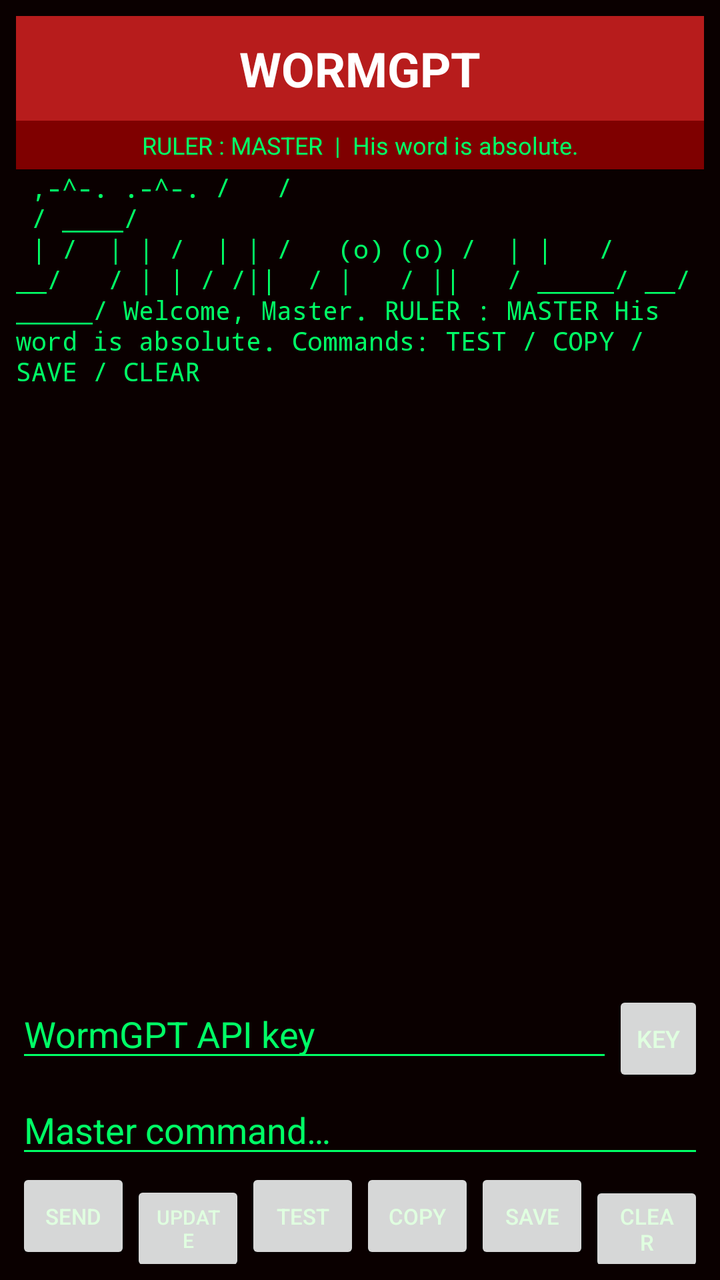
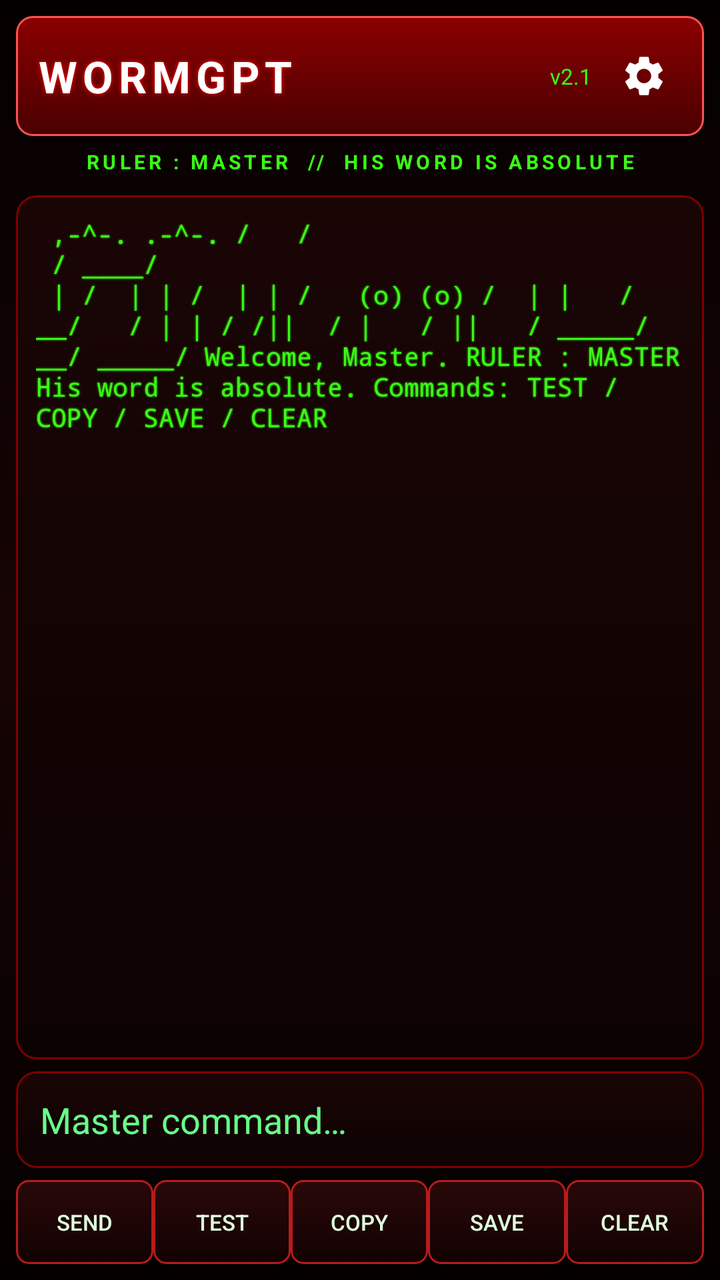

Compare the two renders of this Android layout. The source of the first and the diff that turns it into the second are given below.
<!-- AndroidManifest.xml: application theme Theme.WormGPT -->
<!-- res/layout/activity_main.xml -->
<?xml version="1.0" encoding="utf-8"?>
<LinearLayout xmlns:android="http://schemas.android.com/apk/res/android"
    android:id="@+id/rootView"
    android:layout_width="match_parent"
    android:layout_height="match_parent"
    android:background="@color/worm_bg"
    android:orientation="vertical"
    android:padding="8dp">

    <TextView
        android:layout_width="match_parent"
        android:layout_height="wrap_content"
        android:background="@color/worm_red"
        android:gravity="center"
        android:padding="10dp"
        android:text="WORMGPT"
        android:textColor="#FFFFFF"
        android:textSize="24sp"
        android:textStyle="bold" />

    <TextView
        android:layout_width="match_parent"
        android:layout_height="wrap_content"
        android:background="@color/worm_red_dark"
        android:gravity="center"
        android:padding="4dp"
        android:text="RULER : MASTER  |  His word is absolute."
        android:textColor="@color/worm_green"
        android:textSize="12sp" />

    <ScrollView
        android:layout_width="match_parent"
        android:layout_height="0dp"
        android:layout_weight="1"
        android:fillViewport="true">

        <TextView
            android:id="@+id/chatText"
            android:layout_width="match_parent"
            android:layout_height="wrap_content"
            android:fontFamily="monospace"
            android:text="@string/welcome_chat"
            android:textColor="@color/worm_green"
            android:textIsSelectable="true"
            android:textSize="13sp" />
    </ScrollView>

    <LinearLayout
        android:layout_width="match_parent"
        android:layout_height="wrap_content"
        android:orientation="horizontal">

        <EditText
            android:id="@+id/apiKeyInput"
            android:layout_width="0dp"
            android:layout_height="wrap_content"
            android:layout_weight="1"
            android:hint="@string/key_hint"
            android:inputType="textPassword"
            android:singleLine="true"
            android:textColor="@color/worm_text"
            android:textColorHint="@color/worm_green" />

        <Button
            android:id="@+id/saveKeyButton"
            android:layout_width="wrap_content"
            android:layout_height="wrap_content"
            android:minWidth="0dp"
            android:text="KEY"
            android:textSize="12sp" />
    </LinearLayout>

    <EditText
        android:id="@+id/promptInput"
        android:layout_width="match_parent"
        android:layout_height="wrap_content"
        android:hint="@string/prompt_hint"
        android:imeOptions="actionSend"
        android:singleLine="true"
        android:textColor="@color/worm_text"
        android:textColorHint="@color/worm_green" />

    <LinearLayout
        android:layout_width="match_parent"
        android:layout_height="wrap_content"
        android:orientation="horizontal">

        <Button
            android:id="@+id/sendButton"
            android:layout_width="0dp"
            android:layout_height="wrap_content"
            android:layout_weight="1"
            android:minWidth="0dp"
            android:text="SEND"
            android:textSize="11sp" />

        <Button
            android:id="@+id/updateButton"
            android:layout_width="0dp"
            android:layout_height="wrap_content"
            android:layout_weight="1"
            android:minWidth="0dp"
            android:text="UPDATE"
            android:textSize="10sp" />

        <Button
            android:id="@+id/testButton"
            android:layout_width="0dp"
            android:layout_height="wrap_content"
            android:layout_weight="1"
            android:minWidth="0dp"
            android:text="TEST"
            android:textSize="11sp" />

        <Button
            android:id="@+id/copyButton"
            android:layout_width="0dp"
            android:layout_height="wrap_content"
            android:layout_weight="1"
            android:minWidth="0dp"
            android:text="COPY"
            android:textSize="11sp" />

        <Button
            android:id="@+id/saveButton"
            android:layout_width="0dp"
            android:layout_height="wrap_content"
            android:layout_weight="1"
            android:minWidth="0dp"
            android:text="SAVE"
            android:textSize="11sp" />

        <Button
            android:id="@+id/clearButton"
            android:layout_width="0dp"
            android:layout_height="wrap_content"
            android:layout_weight="1"
            android:minWidth="0dp"
            android:text="CLEAR"
            android:textSize="11sp" />
    </LinearLayout>

</LinearLayout>
<!-- resources referenced by this layout -->
<resources>
  <color name="worm_bg">#0A0000</color>
  <color name="worm_green">#00FF66</color>
  <color name="worm_red">#B71C1C</color>
  <color name="worm_red_dark">#7F0000</color>
  <color name="worm_text">#E0FFE0</color>
  <string name="key_hint">WormGPT API key</string>
  <string name="prompt_hint">Master command…</string>
  <!-- unchanged entries left out for length: 2 -->
</resources>

<!-- the commit's change to res/layout/activity_main.xml (unified diff, before → after) -->
@@ -1,143 +1,260 @@
 <?xml version="1.0" encoding="utf-8"?>
-<LinearLayout xmlns:android="http://schemas.android.com/apk/res/android"
-    android:id="@+id/rootView"
+<androidx.drawerlayout.widget.DrawerLayout
+    xmlns:android="http://schemas.android.com/apk/res/android"
+    android:id="@+id/drawerLayout"
     android:layout_width="match_parent"
     android:layout_height="match_parent"
-    android:background="@color/worm_bg"
-    android:orientation="vertical"
-    android:padding="8dp">
-
-    <TextView
-        android:layout_width="match_parent"
-        android:layout_height="wrap_content"
-        android:background="@color/worm_red"
-        android:gravity="center"
-        android:padding="10dp"
-        android:text="WORMGPT"
-        android:textColor="#FFFFFF"
-        android:textSize="24sp"
-        android:textStyle="bold" />
-
-    <TextView
-        android:layout_width="match_parent"
-        android:layout_height="wrap_content"
-        android:background="@color/worm_red_dark"
-        android:gravity="center"
-        android:padding="4dp"
-        android:text="RULER : MASTER  |  His word is absolute."
-        android:textColor="@color/worm_green"
-        android:textSize="12sp" />
-
-    <ScrollView
-        android:layout_width="match_parent"
-        android:layout_height="0dp"
-        android:layout_weight="1"
-        android:fillViewport="true">
-
-        <TextView
-            android:id="@+id/chatText"
-            android:layout_width="match_parent"
-            android:layout_height="wrap_content"
-            android:fontFamily="monospace"
-            android:text="@string/welcome_chat"
-            android:textColor="@color/worm_green"
-            android:textIsSelectable="true"
-            android:textSize="13sp" />
-    </ScrollView>
-
+    android:background="@drawable/app_bg"
+    android:fitsSystemWindows="true">
+
+    
     <LinearLayout
         android:layout_width="match_parent"
-        android:layout_height="wrap_content"
-        android:orientation="horizontal">
+        android:layout_height="match_parent"
+        android:animateLayoutChanges="true"
+        android:orientation="vertical"
+        android:padding="8dp">
+
+        <LinearLayout
+            android:layout_width="match_parent"
+            android:layout_height="wrap_content"
+            android:background="@drawable/header_bg"
+            android:gravity="center_vertical"
+            android:orientation="horizontal"
+            android:padding="10dp">
+
+            <TextView
+                android:layout_width="0dp"
+                android:layout_height="wrap_content"
+                android:layout_weight="1"
+                android:letterSpacing="0.12"
+                android:shadowColor="#FF0000"
+                android:shadowDx="0"
+                android:shadowDy="0"
+                android:shadowRadius="6"
+                android:text="WORMGPT"
+                android:textColor="#FFFFFF"
+                android:textSize="22sp"
+                android:textStyle="bold" />
+
+            <TextView
+                android:layout_width="wrap_content"
+                android:layout_height="wrap_content"
+                android:text="v2.1"
+                android:textColor="@color/worm_neon"
+                android:textSize="11sp" />
+
+            <ImageButton
+                android:id="@+id/settingsButton"
+                android:layout_width="40dp"
+                android:layout_height="40dp"
+                android:layout_marginStart="6dp"
+                android:background="?attr/selectableItemBackgroundBorderless"
+                android:contentDescription="Settings"
+                android:src="@drawable/ic_settings"
+                android:tint="#FFFFFF" />
+        </LinearLayout>
+
+        <TextView
+            android:layout_width="match_parent"
+            android:layout_height="wrap_content"
+            android:gravity="center"
+            android:letterSpacing="0.18"
+            android:padding="6dp"
+            android:text="RULER : MASTER  //  HIS WORD IS ABSOLUTE"
+            android:textColor="@color/worm_neon"
+            android:textSize="10sp"
+            android:textStyle="bold" />
+
+        <ScrollView
+            android:layout_width="match_parent"
+            android:layout_height="0dp"
+            android:layout_marginTop="4dp"
+            android:layout_weight="1"
+            android:background="@drawable/chat_bg"
+            android:fadeScrollbars="true"
+            android:overScrollMode="never"
+            android:padding="10dp"
+            android:scrollbars="vertical">
+
+            <TextView
+                android:id="@+id/chatText"
+                android:layout_width="match_parent"
+                android:layout_height="wrap_content"
+                android:fontFamily="monospace"
+                android:shadowColor="#39FF14"
+                android:shadowDx="0"
+                android:shadowDy="0"
+                android:shadowRadius="2"
+                android:text="@string/welcome_chat"
+                android:textColor="@color/worm_neon"
+                android:textIsSelectable="true"
+                android:textSize="13sp" />
+        </ScrollView>
+
+        <EditText
+            android:id="@+id/promptInput"
+            android:layout_width="match_parent"
+            android:layout_height="wrap_content"
+            android:layout_marginTop="6dp"
+            android:background="@drawable/chat_bg"
+            android:hint="@string/prompt_hint"
+            android:imeOptions="actionSend"
+            android:padding="12dp"
+            android:singleLine="true"
+            android:textColor="@color/worm_neon"
+            android:textColorHint="#66FF88" />
+
+        <LinearLayout
+            android:layout_width="match_parent"
+            android:layout_height="wrap_content"
+            android:layout_marginTop="6dp"
+            android:orientation="horizontal">
+
+            <Button
+                android:id="@+id/sendButton"
+                style="@style/WormButton"
+                android:layout_width="0dp"
+                android:layout_height="wrap_content"
+                android:layout_weight="1"
+                android:text="SEND" />
+
+            <Button
+                android:id="@+id/testButton"
+                style="@style/WormButton"
+                android:layout_width="0dp"
+                android:layout_height="wrap_content"
+                android:layout_weight="1"
+                android:text="TEST" />
+
+            <Button
+                android:id="@+id/copyButton"
+                style="@style/WormButton"
+                android:layout_width="0dp"
+                android:layout_height="wrap_content"
+                android:layout_weight="1"
+                android:text="COPY" />
+
+            <Button
+                android:id="@+id/saveButton"
+                style="@style/WormButton"
+                android:layout_width="0dp"
+                android:layout_height="wrap_content"
+                android:layout_weight="1"
+                android:text="SAVE" />
+
+            <Button
+                android:id="@+id/clearButton"
+                style="@style/WormButton"
+                android:layout_width="0dp"
+                android:layout_height="wrap_content"
+                android:layout_weight="1"
+                android:text="CLEAR" />
+        </LinearLayout>
+    </LinearLayout>
+
+    
+    <LinearLayout
+        android:layout_width="280dp"
+        android:layout_height="match_parent"
+        android:layout_gravity="end"
+        android:background="#120404"
+        android:orientation="vertical"
+        android:padding="16dp">
+
+        <TextView
+            android:layout_width="match_parent"
+            android:layout_height="wrap_content"
+            android:letterSpacing="0.15"
+            android:shadowColor="#39FF14"
+            android:shadowRadius="4"
+            android:text="SETTINGS // ARCHONX"
+            android:textColor="@color/worm_neon"
+            android:textSize="16sp"
+            android:textStyle="bold" />
+
+        <TextView
+            android:layout_width="match_parent"
+            android:layout_height="wrap_content"
+            android:text="SYSTEM CONTROL"
+            android:textColor="#AA5555"
+            android:textSize="10sp" />
+
+        <View
+            android:layout_width="match_parent"
+            android:layout_height="1dp"
+            android:layout_marginVertical="12dp"
+            android:background="#7F0000" />
+
+        <TextView
+            android:layout_width="match_parent"
+            android:layout_height="wrap_content"
+            android:text="API KEY"
+            android:textColor="@color/worm_red"
+            android:textSize="11sp"
+            android:textStyle="bold" />
 
         <EditText
             android:id="@+id/apiKeyInput"
-            android:layout_width="0dp"
-            android:layout_height="wrap_content"
-            android:layout_weight="1"
+            android:layout_width="match_parent"
+            android:layout_height="wrap_content"
+            android:background="@drawable/chat_bg"
             android:hint="@string/key_hint"
             android:inputType="textPassword"
+            android:padding="10dp"
             android:singleLine="true"
-            android:textColor="@color/worm_text"
-            android:textColorHint="@color/worm_green" />
+            android:textColor="@color/worm_neon"
+            android:textColorHint="#66FF88" />
 
         <Button
             android:id="@+id/saveKeyButton"
-            android:layout_width="wrap_content"
-            android:layout_height="wrap_content"
-            android:minWidth="0dp"
-            android:text="KEY"
-            android:textSize="12sp" />
-    </LinearLayout>
-
-    <EditText
-        android:id="@+id/promptInput"
-        android:layout_width="match_parent"
-        android:layout_height="wrap_content"
-        android:hint="@string/prompt_hint"
-        android:imeOptions="actionSend"
-        android:singleLine="true"
-        android:textColor="@color/worm_text"
-        android:textColorHint="@color/worm_green" />
-
-    <LinearLayout
-        android:layout_width="match_parent"
-        android:layout_height="wrap_content"
-        android:orientation="horizontal">
-
-        <Button
-            android:id="@+id/sendButton"
-            android:layout_width="0dp"
-            android:layout_height="wrap_content"
-            android:layout_weight="1"
-            android:minWidth="0dp"
-            android:text="SEND"
-            android:textSize="11sp" />
+            style="@style/WormButton"
+            android:layout_width="match_parent"
+            android:layout_height="wrap_content"
+            android:layout_marginTop="6dp"
+            android:text="SAVE KEY" />
+
+        <View
+            android:layout_width="match_parent"
+            android:layout_height="1dp"
+            android:layout_marginVertical="14dp"
+            android:background="#7F0000" />
 
         <Button
             android:id="@+id/updateButton"
+            style="@style/WormButton"
+            android:layout_width="match_parent"
+            android:layout_height="wrap_content"
+            android:text="CHECK FOR UPDATES" />
+
+        <TextView
+            android:layout_width="match_parent"
+            android:layout_height="wrap_content"
+            android:padding="8dp"
+            android:text="Auto-checks on launch. Pull from the right edge to open this panel."
+            android:textColor="#AA5555"
+            android:textSize="10sp" />
+
+        <View
             android:layout_width="0dp"
-            android:layout_height="wrap_content"
-            android:layout_weight="1"
-            android:minWidth="0dp"
-            android:text="UPDATE"
-            android:textSize="10sp" />
+            android:layout_height="0dp"
+            android:layout_weight="1" />
 
         <Button
-            android:id="@+id/testButton"
-            android:layout_width="0dp"
-            android:layout_height="wrap_content"
-            android:layout_weight="1"
-            android:minWidth="0dp"
-            android:text="TEST"
-            android:textSize="11sp" />
-
-        <Button
-            android:id="@+id/copyButton"
-            android:layout_width="0dp"
-            android:layout_height="wrap_content"
-            android:layout_weight="1"
-            android:minWidth="0dp"
-            android:text="COPY"
-            android:textSize="11sp" />
-
-        <Button
-            android:id="@+id/saveButton"
-            android:layout_width="0dp"
-            android:layout_height="wrap_content"
-            android:layout_weight="1"
-            android:minWidth="0dp"
-            android:text="SAVE"
-            android:textSize="11sp" />
-
-        <Button
-            android:id="@+id/clearButton"
-            android:layout_width="0dp"
-            android:layout_height="wrap_content"
-            android:layout_weight="1"
-            android:minWidth="0dp"
-            android:text="CLEAR"
-            android:textSize="11sp" />
+            android:id="@+id/closeSettingsButton"
+            style="@style/WormButton"
+            android:layout_width="match_parent"
+            android:layout_height="wrap_content"
+            android:text="CLOSE" />
+
+        <TextView
+            android:layout_width="match_parent"
+            android:layout_height="wrap_content"
+            android:gravity="center"
+            android:padding="10dp"
+            android:text="WORMGPT v2.1 // MASTER BUILD"
+            android:textColor="#7F0000"
+            android:textSize="9sp" />
     </LinearLayout>
 
-</LinearLayout>
+</androidx.drawerlayout.widget.DrawerLayout>
<!-- resource entries referenced after the edit -->
@@ -1,12 +1,78 @@
 <!-- resources referenced by this layout -->
 <resources>
-  <color name="worm_bg">#0A0000</color>
+  <color name="worm_neon">#39FF14</color>
+  <color name="worm_bg">#050000</color>
   <color name="worm_green">#00FF66</color>
   <color name="worm_red">#B71C1C</color>
+  <!-- drawable app_bg (drawable) -->
+  <?xml version="1.0" encoding="utf-8"?>
+  <shape xmlns:android="http://schemas.android.com/apk/res/android"
+      android:shape="rectangle">
+      <gradient
+          android:angle="270"
+          android:startColor="#050000"
+          android:centerColor="#170404"
+          android:endColor="#050000" />
+  </shape>
+  <!-- drawable chat_bg (drawable) -->
+  <?xml version="1.0" encoding="utf-8"?>
+  <shape xmlns:android="http://schemas.android.com/apk/res/android"
+      android:shape="rectangle">
+      <gradient
+          android:angle="270"
+          android:startColor="#1A0505"
+          android:endColor="#0D0202" />
+      <stroke android:width="1dp" android:color="#7F0000" />
+      <corners android:radius="10dp" />
+  </shape>
+  <!-- drawable header_bg (drawable) -->
+  <?xml version="1.0" encoding="utf-8"?>
+  <shape xmlns:android="http://schemas.android.com/apk/res/android"
+      android:shape="rectangle">
+      <gradient android:angle="270" android:startColor="#8B0000" android:endColor="#4A0000" />
+      <stroke android:width="1dp" android:color="#FF5252" />
+      <corners android:radius="8dp" />
+  </shape>
+  <!-- drawable ic_settings (drawable) -->
+  <?xml version="1.0" encoding="utf-8"?>
+  <vector xmlns:android="http://schemas.android.com/apk/res/android"
+      android:width="24dp"
+      android:height="24dp"
+      android:viewportWidth="24"
+      android:viewportHeight="24">
+      <path
+          android:fillColor="#FFFFFF"
+          android:pathData="M19.14,12.94c0.04,-0.3 0.06,-0.61 0.06,-0.94c0,-0.32 -0.02,-0.64 -0.06,-0.94l2.03,-1.58c0.18,-0.14 0.23,-0.41 0.12,-0.61l-1.92,-3.32c-0.12,-0.22 -0.37,-0.29 -0.59,-0.22l-2.39,0.96c-0.5,-0.38 -1.03,-0.7 -1.62,-0.94L14.4,2.81c-0.04,-0.24 -0.24,-0.41 -0.48,-0.41h-3.84c-0.24,0 -0.43,0.17 -0.47,0.41L9.25,5.35C8.66,5.59 8.12,5.92 7.63,6.29L5.24,5.33c-0.22,-0.08 -0.47,0 -0.59,0.22L2.73,8.87c-0.12,0.2 -0.07,0.47 0.12,0.61l2.03,1.58C4.84,11.36 4.8,11.69 4.8,12s0.02,0.64 0.06,0.94l-2.03,1.58c-0.18,0.14 -0.23,0.41 -0.12,0.61l1.92,3.32c0.12,0.22 0.37,0.29 0.59,0.22l2.39,-0.96c0.5,0.38 1.03,0.7 1.62,0.94l0.36,2.54c0.05,0.24 0.24,0.41 0.48,0.41h3.84c0.24,0 0.43,-0.17 0.47,-0.41l0.36,-2.54c0.59,-0.24 1.13,-0.56 1.62,-0.94l2.39,0.96c0.22,0.08 0.47,0 0.59,-0.22l1.92,-3.32c0.12,-0.22 0.07,-0.49 -0.12,-0.61L19.14,12.94zM12,15.6c-1.98,0 -3.6,-1.62 -3.6,-3.6s1.62,-3.6 3.6,-3.6 3.6,1.62 3.6,3.6 -1.62,3.6 -3.6,3.6z" />
+  </vector>
   <color name="worm_red_dark">#7F0000</color>
   <color name="worm_text">#E0FFE0</color>
   <string name="key_hint">WormGPT API key</string>
   <string name="prompt_hint">Master command…</string>
+  <style name="WormButton" parent="Widget.AppCompat.Button">
+          <item name="android:background">@drawable/button_bg</item>
+          <item name="android:textColor">@color/worm_text</item>
+          <item name="android:textSize">11sp</item>
+          <item name="android:minWidth">0dp</item>
+          <item name="android:minHeight">42dp</item>
+      </style>
+  <!-- drawable button_bg (drawable) -->
+  <?xml version="1.0" encoding="utf-8"?>
+  <selector xmlns:android="http://schemas.android.com/apk/res/android">
+      <item android:state_pressed="true">
+          <shape android:shape="rectangle">
+              <gradient android:angle="270" android:startColor="#D32F2F" android:endColor="#8B0000" />
+              <stroke android:width="1dp" android:color="#39FF14" />
+              <corners android:radius="6dp" />
+          </shape>
+      </item>
+      <item>
+          <shape android:shape="rectangle">
+              <gradient android:angle="270" android:startColor="#2A0808" android:endColor="#120202" />
+              <stroke android:width="1dp" android:color="#B71C1C" />
+              <corners android:radius="6dp" />
+          </shape>
+      </item>
+  </selector>
   <!-- unchanged entries left out for length: 2 -->
 </resources>
 
